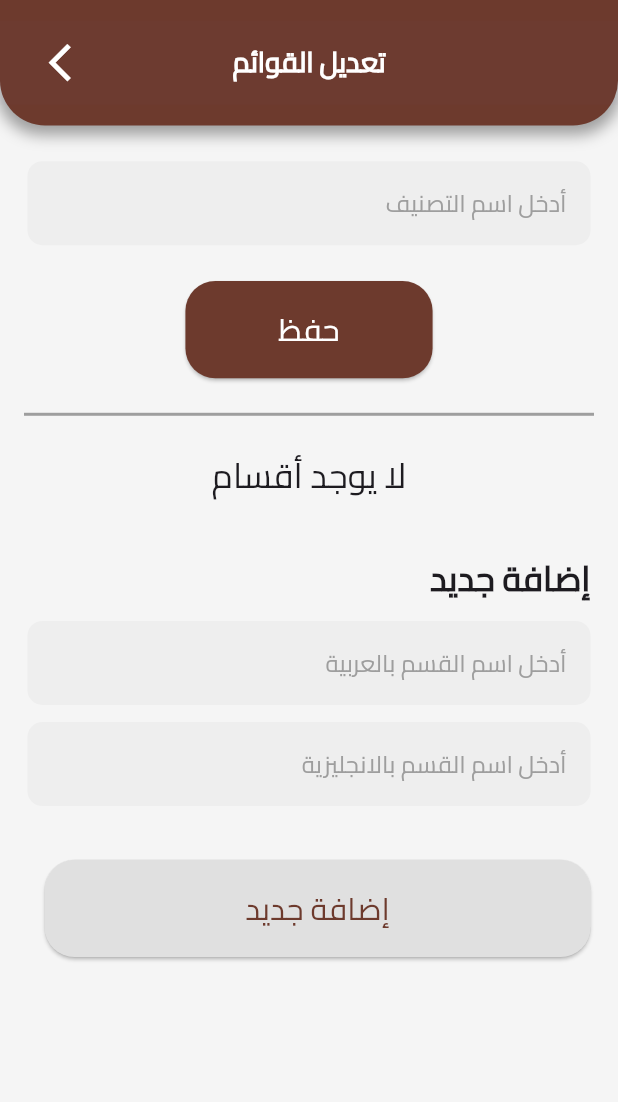
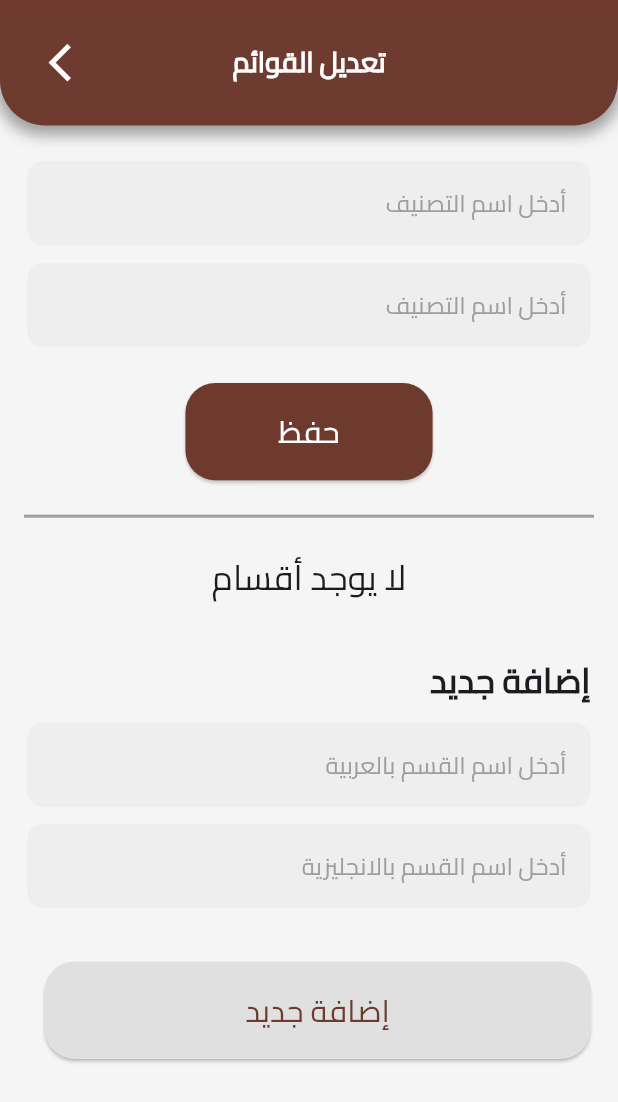
Before and after one commit to George-Samir88/infantry_house_app, a Flutter app: the EditMenuButtonsViewTemplate screen opened directly with empty values, on a phone screen of 412 x 824 dp. Shown: the top 1102 px of the screen. Run offline on Flutter 3.47's test engine with Material 3 defaults, Android fonts, the phone set to English and light mode, and no system bars; our stand-ins replace animated_text_kit, bloc, carousel_slider, cloud_firestore, dio, firebase_auth and 9 more; missing offline and left inert: flutter_paypal_payment; accounts and stored records are empty.

Commit message:
adding new menu title part 4

```diff
--- a/lib/views/widgets/general_template/edit_menu_buttons_view_template.dart
+++ b/lib/views/widgets/general_template/edit_menu_buttons_view_template.dart
@@ -29,7 +29,11 @@ class _EditMenuButtonsViewTemplateState
     with SingleTickerProviderStateMixin {
   TextEditingController arabicTextEditingController = TextEditingController();
   TextEditingController englishTextEditingController = TextEditingController();
-  TextEditingController categoryTextEditingController = TextEditingController();
+  TextEditingController menuTitleARTextEditingController =
+      TextEditingController();
+  TextEditingController menuTitleENTextEditingController =
+      TextEditingController();
+
   int selectedIndex = 0; // Track selected button index
 
   late AnimationController _animationController;
@@ -73,7 +77,7 @@ class _EditMenuButtonsViewTemplateState
 
   @override
   void didChangeDependencies() {
-    categoryTextEditingController.text =
+    menuTitleARTextEditingController.text =
         widget.menuTitleModel.menuTitle ?? S.of(context).EdaftGded;
     super.didChangeDependencies();
   }
@@ -97,8 +101,8 @@ class _EditMenuButtonsViewTemplateState
         ),
       ),
       body: BlocConsumer<DepartmentCubit, DepartmentState>(
-        listener: (context , state ) {
-          if(state is DepartmentUpdateMenuTitleSuccessState){
+        listener: (context, state) {
+          if (state is DepartmentUpdateMenuTitleSuccessState) {
             _playAnimation();
           }
         },
@@ -120,7 +124,22 @@ class _EditMenuButtonsViewTemplateState
                     Padding(
                       padding: EdgeInsets.symmetric(horizontal: 16.0.w),
                       child: CustomTextFormField(
-                        textEditingController: categoryTextEditingController,
+                        textEditingController: menuTitleARTextEditingController,
+                        hintText: S.of(context).Ad5lEsmEltsnef,
+                        validator: (value) {
+                          if (value == null || value.isEmpty) {
+                            return S.of(context).MnFdlkAd5lEsmEltsnef;
+                          }
+                          return null;
+                        },
+                        textInputType: TextInputType.text,
+                      ),
+                    ),
+                    SizedBox(height: 10.h),
+                    Padding(
+                      padding: EdgeInsets.symmetric(horizontal: 16.0.w),
+                      child: CustomTextFormField(
+                        textEditingController: menuTitleENTextEditingController,
                         hintText: S.of(context).Ad5lEsmEltsnef,
                         validator: (value) {
                           if (value == null || value.isEmpty) {
@@ -132,15 +151,18 @@ class _EditMenuButtonsViewTemplateState
                       ),
                     ),
                     SizedBox(height: 20.h),
-                    state is DepartmentUpdateMenuTitleLoadingState ? AppLoader() : CustomElevatedButton(
+
+                    state is DepartmentUpdateMenuTitleLoadingState
+                        ? AppLoader()
+                        : CustomElevatedButton(
                           width: MediaQuery.sizeOf(context).width * 0.4,
                           onPressed: () {
                             if (menuTitleFormKey.currentState!.validate()) {
                               cubit.updateMenuTitle(
-                            menuTitle: categoryTextEditingController.text,
+                                menuTitle:
+                                    menuTitleARTextEditingController.text,
                               );
                               FocusScope.of(context).unfocus();
-
                             }
                           },
                           text: S.of(context).hefz,
--- a/lib/views/widgets/general_template/manager/department_cubit.dart
+++ b/lib/views/widgets/general_template/manager/department_cubit.dart
@@ -370,6 +370,7 @@ class DepartmentCubit extends Cubit<DepartmentState> {
           .doc(selectedSubScreenID)
           .collection('sub_title_name') // 👈 عشان احنا متأكدين انه واحد بس
           .get(GetOptions(source: Source.server));
+      print(querySnapshot.docs);
       if (querySnapshot.docs.isEmpty) {
         emit(
           DepartmentGetMenuTitleFailureState(
```
Also changed, not shown: lib/views/widgets/general_template/custom_button_and_menu_template.dart (+9 -1 lines). Lines whose indentation alone changed are shown as unchanged.
